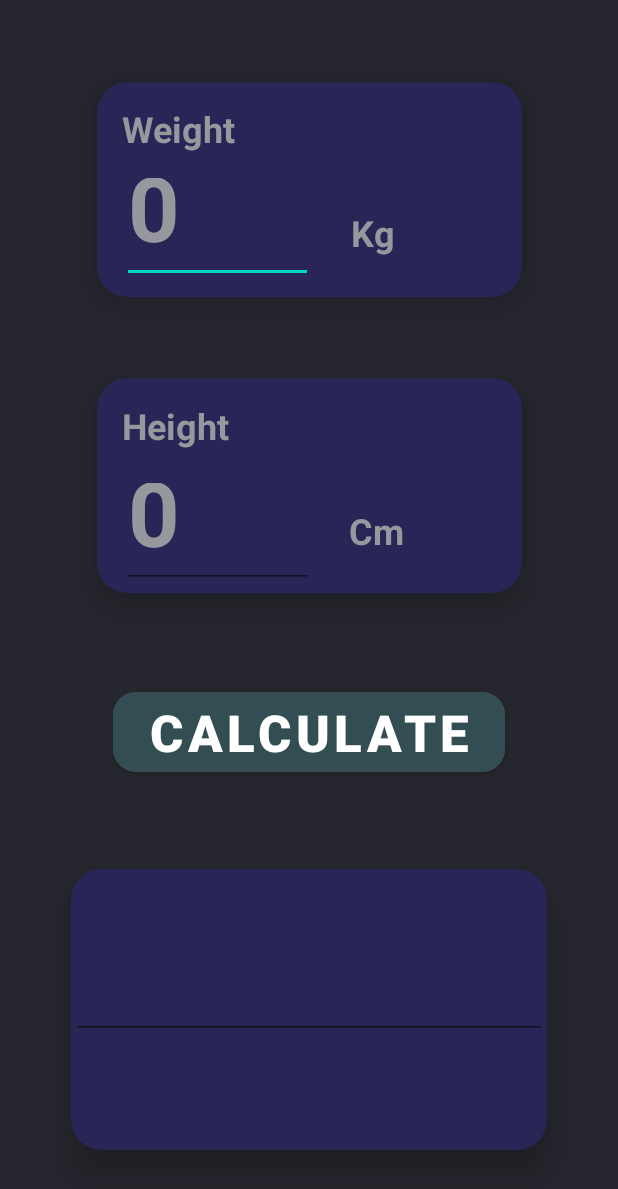
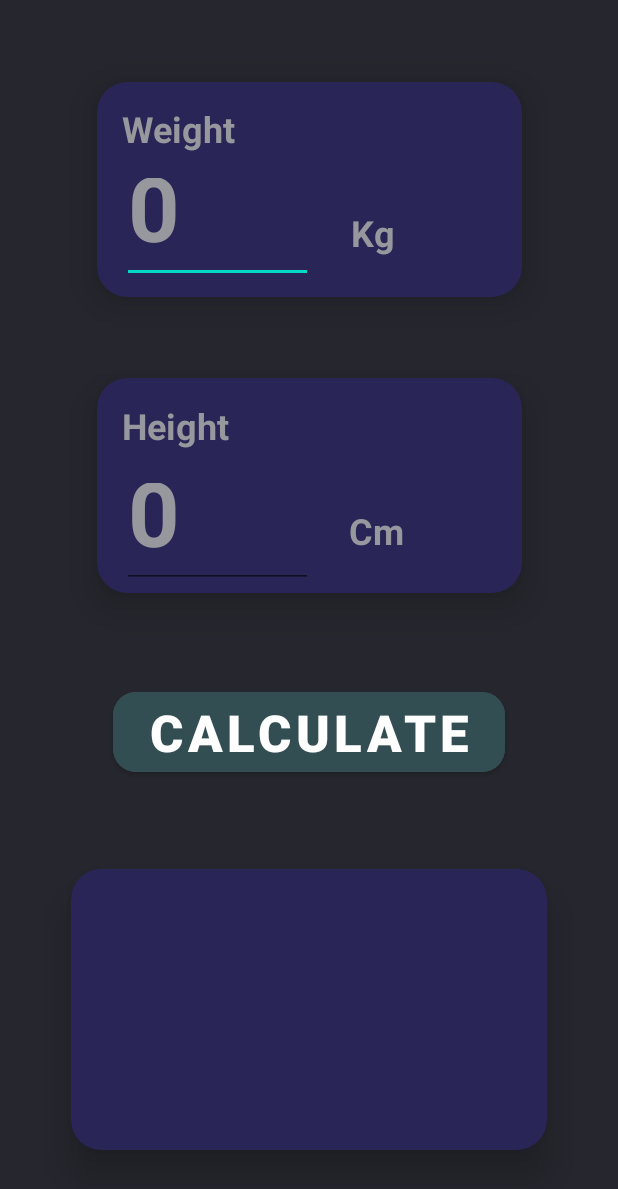
Before and after one commit to RaktimYoddha/BMICalculator, an Android app: the screen it shows after launch (MainActivity), on a phone screen of 412 x 824 dp. Shown: the top 1189 px of the screen. Run offline under Robolectric (Android 15) with nearby library versions, the phone set to English and light mode, and no system bars.

Commit message:
Update activity_main.xml

```diff
--- a/app/src/main/res/layout/activity_main.xml
+++ b/app/src/main/res/layout/activity_main.xml
@@ -190,7 +190,7 @@
             android:layout_height="match_parent"
             android:orientation="vertical">
 
-            <EditText
+            <TextView
                 android:id="@+id/tvindex"
                 android:layout_width="match_parent"
                 android:layout_height="113dp"
@@ -200,7 +200,8 @@
                 android:textColor="@color/white"
                 android:textSize="60sp"
                 android:textStyle="bold"
-                android:importantForAutofill="no" />
+                android:importantForAutofill="no"
+                tools:ignore="TextViewEdits" />
 
             <TextView
                 android:id="@+id/tvResult"
```
